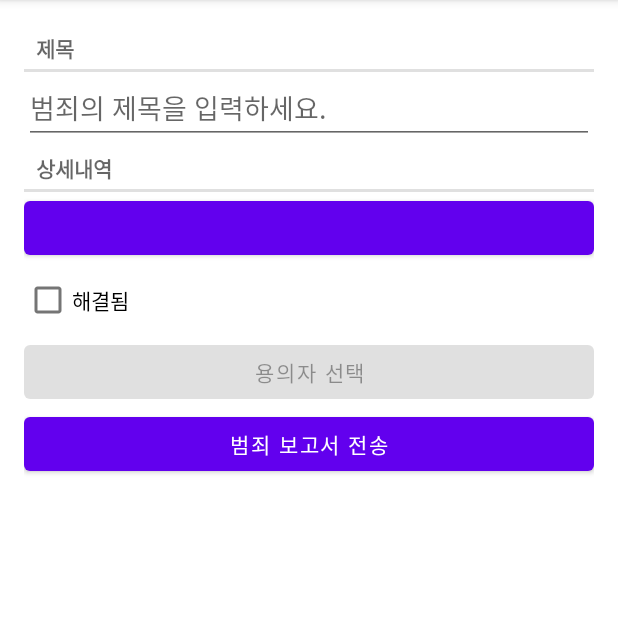
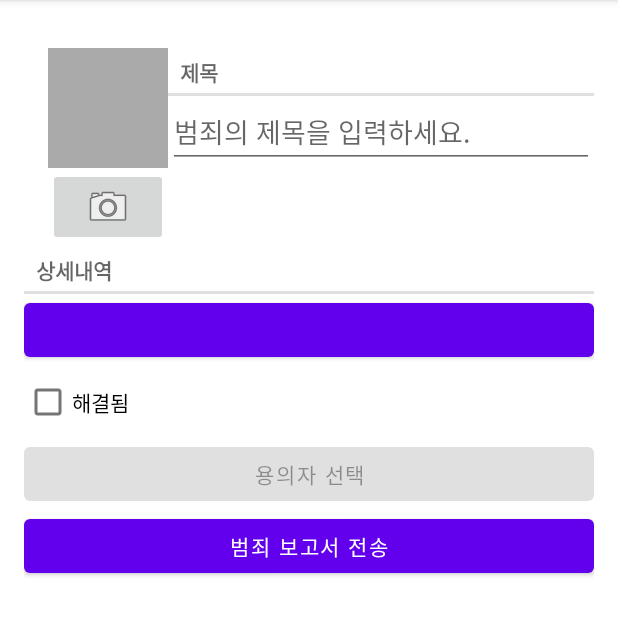
Before and after one commit to kotandroid/pdh_challenges, an Android app: the screen it shows after launch (MainActivity), after a tap on "새로운 범죄", on a phone screen of 412 x 824 dp, the part 84-720 px from its top. Run offline under Robolectric (Android 15) with nearby library versions, the phone set to English and light mode, and no system bars; our stand-ins replace Room's generated code; 1 statement that could not run was skipped.

Commit message:
Ch16 Ended

```diff
--- a/CriminalIntent/app/src/main/java/com/example/criminalintent/Crime.kt
+++ b/CriminalIntent/app/src/main/java/com/example/criminalintent/Crime.kt
@@ -9,4 +9,7 @@ data class Crime(@PrimaryKey val id: UUID = UUID.randomUUID(),
                  var title: String = "",
                  var date: Date = Date(),
                  var isSolved: Boolean = false, var suspect: String = "") {
+
+    val photoFileName
+        get() = "IMG_$id.jpg"
 }
--- a/CriminalIntent/app/src/main/java/com/example/criminalintent/CrimeDetailViewModel.kt
+++ b/CriminalIntent/app/src/main/java/com/example/criminalintent/CrimeDetailViewModel.kt
@@ -4,6 +4,7 @@ import androidx.lifecycle.LiveData
 import androidx.lifecycle.MutableLiveData
 import androidx.lifecycle.Transformations
 import androidx.lifecycle.ViewModel
+import java.io.File
 import java.util.*
 
 class CrimeDetailViewModel() : ViewModel() {
@@ -23,4 +24,8 @@ class CrimeDetailViewModel() : ViewModel() {
     fun saveCrime(crime: Crime){
         crimeRepository.updateCrime(crime)
     }
+
+    fun getPhotoFile(crime: Crime): File {
+        return crimeRepository.getPhotoFile(crime)
+    }
 }
--- a/CriminalIntent/app/src/main/java/com/example/criminalintent/CrimeFragment.kt
+++ b/CriminalIntent/app/src/main/java/com/example/criminalintent/CrimeFragment.kt
@@ -7,6 +7,7 @@ import android.content.pm.ResolveInfo
 import android.net.Uri
 import android.os.Bundle
 import android.provider.ContactsContract
+import android.provider.MediaStore
 import android.text.Editable
 import android.text.TextWatcher
 import android.text.format.DateFormat
@@ -14,12 +15,12 @@ import android.util.Log
 import android.view.LayoutInflater
 import android.view.View
 import android.view.ViewGroup
-import android.widget.Button
-import android.widget.CheckBox
-import android.widget.EditText
+import android.widget.*
+import androidx.core.content.FileProvider
 import androidx.fragment.app.Fragment
 import androidx.lifecycle.Observer
 import androidx.lifecycle.ViewModelProvider
+import java.io.File
 import java.util.*
 
 private const val TAG = "CrimeFragment"
@@ -27,16 +28,21 @@ private const val ARG_CRIME_ID = "crime_id"
 private const val DIALOG_DATE = "DialogDate"
 private const val REQUEST_DATE = 0
 private const val REQUEST_CONTACT = 1
+private const val REQUEST_PHOTO = 2
 private const val DATE_FORMAT = "yyyy년 M월 d일 H시 m분, E요일"
 
 class CrimeFragment:Fragment(), DatePickerFragment.Callbacks {
 
     private lateinit var crime: Crime
+    private lateinit var photoFile: File
     private lateinit var titleField: EditText
     private lateinit var dateButton: Button
     private lateinit var solvedCheckBox: CheckBox
     private lateinit var reportButton: Button
     private lateinit var suspectButton: Button
+    private lateinit var photoButton: ImageButton
+    private lateinit var photoView: ImageView
+    private lateinit var photoUri: Uri
     private val crimeDetailViewModel: CrimeDetailViewModel by lazy {
         ViewModelProvider(this).get(CrimeDetailViewModel::class.java)
     }
@@ -60,6 +66,8 @@ class CrimeFragment:Fragment(), DatePickerFragment.Callbacks {
         solvedCheckBox = view.findViewById(R.id.crime_solved) as CheckBox
         reportButton = view.findViewById(R.id.crime_report) as Button
         suspectButton = view.findViewById(R.id.crime_suspect) as Button
+        photoButton = view.findViewById(R.id.crime_camera) as ImageButton
+        photoView = view.findViewById(R.id.crime_photo) as ImageView
 
         return view
     }
@@ -71,6 +79,10 @@ class CrimeFragment:Fragment(), DatePickerFragment.Callbacks {
             Observer { crime ->
                 crime?.let {
                     this.crime = crime
+                    photoFile = crimeDetailViewModel.getPhotoFile(crime)
+                    photoUri = FileProvider.getUriForFile(requireActivity(),
+                        "com.example.criminalintent.fileprovider",
+                        photoFile)
                     updateUI()
                 }
             }
@@ -87,6 +99,16 @@ class CrimeFragment:Fragment(), DatePickerFragment.Callbacks {
 
         if (crime.suspect.isNotEmpty()) {
             suspectButton.text = crime.suspect
+        }
+        updatePhotoView()
+    }
+
+    private fun updatePhotoView(){
+        if (photoFile.exists()) {
+            val bitmap = getScaledBitmap(photoFile.path, requireActivity())
+            photoView.setImageBitmap(bitmap)
+        } else {
+            photoView.setImageDrawable(null)
         }
     }
 
@@ -110,6 +132,12 @@ class CrimeFragment:Fragment(), DatePickerFragment.Callbacks {
                     crimeDetailViewModel.saveCrime(crime)
                     suspectButton.text = suspect
                 }
+            }
+
+            requestCode == REQUEST_PHOTO -> {
+                requireActivity().revokeUriPermission(photoUri,
+                    Intent.FLAG_GRANT_WRITE_URI_PERMISSION)
+                updatePhotoView()
             }
         }
     }
@@ -186,8 +214,32 @@ class CrimeFragment:Fragment(), DatePickerFragment.Callbacks {
             val packageManager: PackageManager = requireActivity().packageManager
             val resolvedActivity: ResolveInfo? = packageManager.resolveActivity(pickContactIntent,
             PackageManager.MATCH_DEFAULT_ONLY)
-            if (resolvedActivity == null) {
+            if (resolvedActivity == null) { // 시작 가능한 암시적 인텐트인지 확인하고 아니라면 버튼 비활성화
                 isEnabled = false
+            }
+        }
+
+        photoButton.apply {
+            val packageManager: PackageManager = requireActivity().packageManager
+            val captureImage = Intent(MediaStore.ACTION_IMAGE_CAPTURE)
+            val resolvedActivity:ResolveInfo? = packageManager.resolveActivity(captureImage, PackageManager.MATCH_DEFAULT_ONLY)
+
+            if (resolvedActivity == null){
+                isEnabled = false
+            }
+
+            setOnClickListener {
+                captureImage.putExtra(MediaStore.EXTRA_OUTPUT, photoUri) // 전체 해상도 이미지를 저장할 파일 시스템의 위치 알려주기
+
+                val cameraActivities: List<ResolveInfo> = packageManager.queryIntentActivities(captureImage, PackageManager.MATCH_DEFAULT_ONLY) // 인텐트를 처리 가능한 모든 액티비티 확인
+                for (cameraActivity in cameraActivities){ // 인텐트를 처리할 수 있는 모든 액티비티에 권한 부여
+                    requireActivity().grantUriPermission(
+                        cameraActivity.activityInfo.packageName,
+                        photoUri,
+                        Intent.FLAG_GRANT_WRITE_URI_PERMISSION)
+                }
+
+                startActivityForResult(captureImage, REQUEST_PHOTO)
             }
         }
     }
@@ -195,6 +247,12 @@ class CrimeFragment:Fragment(), DatePickerFragment.Callbacks {
     override fun onStop() {
         super.onStop()
         crimeDetailViewModel.saveCrime(crime)
+    }
+
+    override fun onDetach() {
+        super.onDetach()
+        requireActivity().revokeUriPermission(photoUri,
+            Intent.FLAG_GRANT_WRITE_URI_PERMISSION)
     }
 
     override fun onDateSelected(date: Date) {
--- a/CriminalIntent/app/src/main/java/com/example/criminalintent/CrimeRepository.kt
+++ b/CriminalIntent/app/src/main/java/com/example/criminalintent/CrimeRepository.kt
@@ -5,6 +5,7 @@ import androidx.lifecycle.LiveData
 import androidx.room.Room
 import com.example.criminalintent.database.CrimeDatabase
 import com.example.criminalintent.database.migration_1_2
+import java.io.File
 import java.util.*
 import java.util.concurrent.Executors
 
@@ -21,6 +22,7 @@ class CrimeRepository private constructor(context: Context) {
 
     private val crimeDao = database.crimeDao()
     private val executor = Executors.newSingleThreadExecutor()
+    private val filesDir = context.applicationContext.filesDir
 
     fun getCrimes(): LiveData<List<Crime>> = crimeDao.getCrimes()
     fun getCrime(id: UUID): LiveData<Crime?> = crimeDao.getCrime(id)
@@ -34,6 +36,8 @@ class CrimeRepository private constructor(context: Context) {
             crimeDao.addCrime(crime)
         }
     }
+
+    fun getPhotoFile(crime: Crime): File = File(filesDir, crime.photoFileName)
 
     companion object{
         private var INSTANCE: CrimeRepository? = null
--- a/CriminalIntent/app/src/main/res/layout/fragment_crime.xml
+++ b/CriminalIntent/app/src/main/res/layout/fragment_crime.xml
@@ -6,18 +6,47 @@
     android:layout_height="match_parent"
     android:layout_margin="16dp">
 
+    <LinearLayout
+        android:layout_width="match_parent"
+        android:layout_height="wrap_content"
+        android:orientation="horizontal"
+        android:layout_marginStart="16dp"
+        android:layout_marginTop="16dp">
+        <LinearLayout
+            android:layout_width="wrap_content"
+            android:layout_height="wrap_content"
+            android:orientation="vertical">
+            <ImageView
+                android:id="@+id/crime_photo"
+                android:layout_width="80dp"
+                android:layout_height="80dp"
+                android:scaleType="centerInside"
+                android:cropToPadding="true"
+                android:background="@android:color/darker_gray"/>
+            <ImageButton
+                android:id="@+id/crime_camera"
+                android:layout_width="match_parent"
+                android:layout_height="wrap_content"
+                android:src="@android:drawable/ic_menu_camera"/>
+        </LinearLayout>
+
+        <LinearLayout
+            android:layout_width="0dp"
+            android:layout_height="wrap_content"
+            android:orientation="vertical"
+            android:layout_weight="1">
             <TextView
                 style="?android:listSeparatorTextViewStyle"
                 android:layout_width="match_parent"
                 android:layout_height="wrap_content"
                 android:text="@string/crime_title_label"/>
-
             <EditText
                 android:id="@+id/crime_title"
                 android:layout_width="match_parent"
                 android:layout_height="wrap_content"
                 android:hint="@string/crime_title_hint"/>
-
+        </LinearLayout>
+    </LinearLayout>
     <TextView
         style="?android:listSeparatorTextViewStyle"
         android:layout_width="match_parent"
--- /dev/null
+++ b/CriminalIntent/app/src/main/res/xml/files.xml
@@ -0,0 +1,6 @@
+<?xml version="1.0" encoding="utf-8"?>
+<paths>
+    <files-path
+        name="crime_photos"
+        path="."/>
+</paths>
```
Also changed, not shown: CriminalIntent/app/src/main/AndroidManifest.xml (+12 -0 lines), CriminalIntent/app/src/main/java/com/example/criminalintent/PictureUtils.kt (added, +42 -0 lines). Lines whose indentation alone changed are shown as unchanged.
